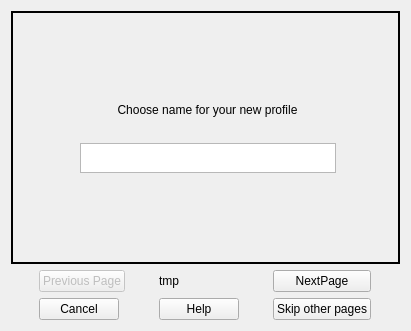
Before: the Qt Designer form sources/NewProfileConfiguartor.ui in Groundy/CrackerJack, drawn with Qt 5.
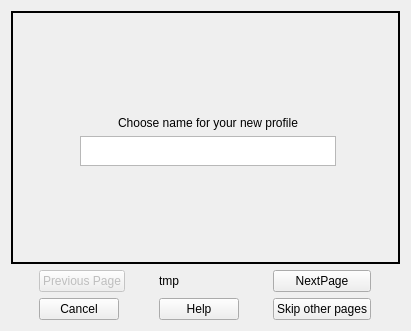
After: the same form once the commit is applied.

What changed in the file:
```diff
--- a/sources/NewProfileConfiguartor.ui
+++ b/sources/NewProfileConfiguartor.ui
@@ -63,49 +63,7 @@
         </rect>
        </property>
        <layout class="QGridLayout" name="gridLayout_2">
-        <item row="4" column="1">
-         <spacer name="verticalSpacer_5">
-          <property name="orientation">
-           <enum>Qt::Vertical</enum>
-          </property>
-          <property name="sizeHint" stdset="0">
-           <size>
-            <width>20</width>
-            <height>40</height>
-           </size>
-          </property>
-         </spacer>
-        </item>
-        <item row="0" column="1">
-         <spacer name="verticalSpacer_2">
-          <property name="orientation">
-           <enum>Qt::Vertical</enum>
-          </property>
-          <property name="sizeHint" stdset="0">
-           <size>
-            <width>20</width>
-            <height>40</height>
-           </size>
-          </property>
-         </spacer>
-        </item>
-        <item row="2" column="1">
-         <spacer name="verticalSpacer_4">
-          <property name="orientation">
-           <enum>Qt::Vertical</enum>
-          </property>
-          <property name="sizeType">
-           <enum>QSizePolicy::Fixed</enum>
-          </property>
-          <property name="sizeHint" stdset="0">
-           <size>
-            <width>20</width>
-            <height>20</height>
-           </size>
-          </property>
-         </spacer>
-        </item>
-        <item row="3" column="2">
+        <item row="0" column="2" rowspan="4">
          <spacer name="horizontalSpacer_3">
           <property name="orientation">
            <enum>Qt::Horizontal</enum>
@@ -118,7 +76,7 @@
           </property>
          </spacer>
         </item>
-        <item row="3" column="0">
+        <item row="0" column="0" rowspan="4">
          <spacer name="horizontalSpacer_4">
           <property name="orientation">
            <enum>Qt::Horizontal</enum>
@@ -132,6 +90,22 @@
          </spacer>
         </item>
         <item row="3" column="1">
+         <spacer name="verticalSpacer_5">
+          <property name="orientation">
+           <enum>Qt::Vertical</enum>
+          </property>
+          <property name="sizeType">
+           <enum>QSizePolicy::Fixed</enum>
+          </property>
+          <property name="sizeHint" stdset="0">
+           <size>
+            <width>20</width>
+            <height>80</height>
+           </size>
+          </property>
+         </spacer>
+        </item>
+        <item row="2" column="1">
          <widget class="QTextEdit" name="_1_nameEdit">
           <property name="sizePolicy">
            <sizepolicy hsizetype="Fixed" vsizetype="Fixed">
@@ -147,7 +121,7 @@
           </property>
          </widget>
         </item>
-        <item row="1" column="0" colspan="3">
+        <item row="1" column="1">
          <widget class="QLabel" name="_1_namePageInfoLabel">
           <property name="autoFillBackground">
            <bool>false</bool>
@@ -160,6 +134,22 @@
           </property>
          </widget>
         </item>
+        <item row="0" column="1">
+         <spacer name="verticalSpacer_2">
+          <property name="orientation">
+           <enum>Qt::Vertical</enum>
+          </property>
+          <property name="sizeType">
+           <enum>QSizePolicy::Fixed</enum>
+          </property>
+          <property name="sizeHint" stdset="0">
+           <size>
+            <width>20</width>
+            <height>80</height>
+           </size>
+          </property>
+         </spacer>
+        </item>
        </layout>
       </widget>
      </widget>
```
Left out of the diff: 60 changed lines with no effect on the pictures.
